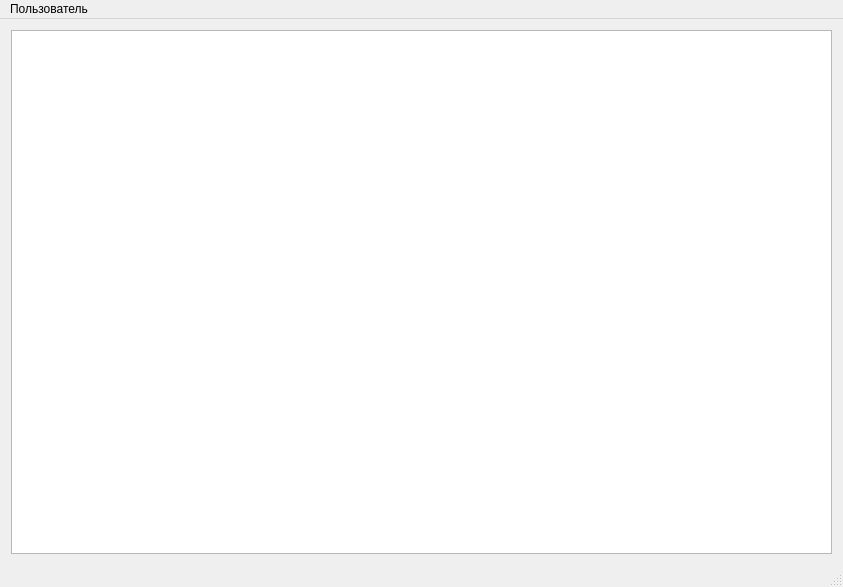
Above: toAdmin/admin.ui from Veala/toAdmin before the change. Below: the same form after it.
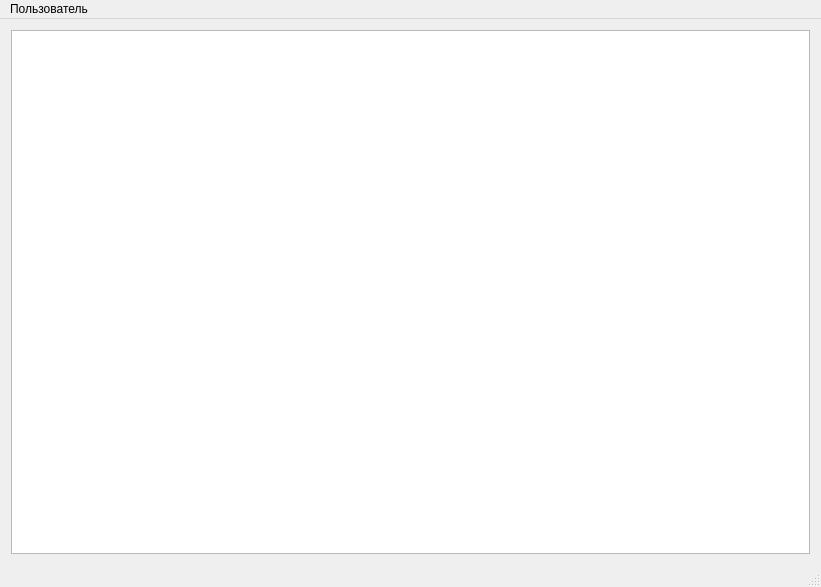
That is the form after the change.

```diff
--- a/toAdmin/admin.ui
+++ b/toAdmin/admin.ui
@@ -9,7 +9,7 @@
    <rect>
     <x>0</x>
     <y>0</y>
-    <width>843</width>
+    <width>821</width>
     <height>587</height>
    </rect>
   </property>
@@ -28,7 +28,7 @@
     <rect>
      <x>0</x>
      <y>0</y>
-     <width>843</width>
+     <width>821</width>
      <height>21</height>
     </rect>
    </property>
```
